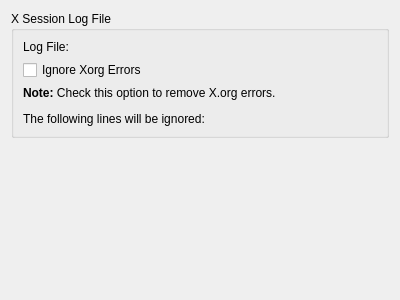
Before: the Qt Designer form src/modes/xsession/xsessionConfigurationWidgetBase.ui in KDE/ksystemlog, drawn with Qt 5.
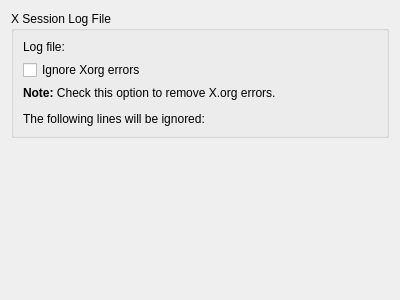
After: the same form once the commit is applied. Custom widgets are drawn as their Qt base class.

Patch:
```diff
--- a/src/modes/xsession/xsessionConfigurationWidgetBase.ui
+++ b/src/modes/xsession/xsessionConfigurationWidgetBase.ui
@@ -19,7 +19,7 @@
       <item row="0" column="0" >
        <widget class="QLabel" name="label" >
         <property name="text" >
-         <string>Log File:</string>
+         <string>Log file:</string>
         </property>
         <property name="buddy" >
          <cstring>xsessionUrlRequester</cstring>
@@ -48,7 +48,7 @@
          <string>Check this option to remove Xorg errors</string>
         </property>
         <property name="text" >
-         <string>Ignore Xorg Errors</string>
+         <string>Ignore Xorg errors</string>
         </property>
        </widget>
       </item>
```
